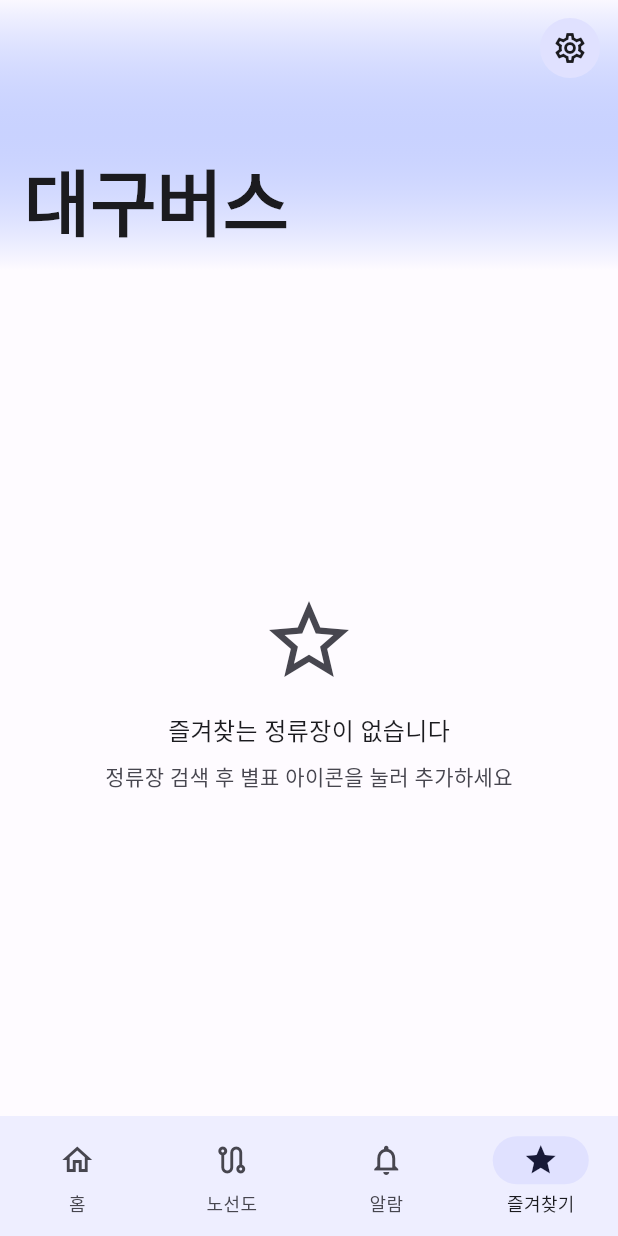
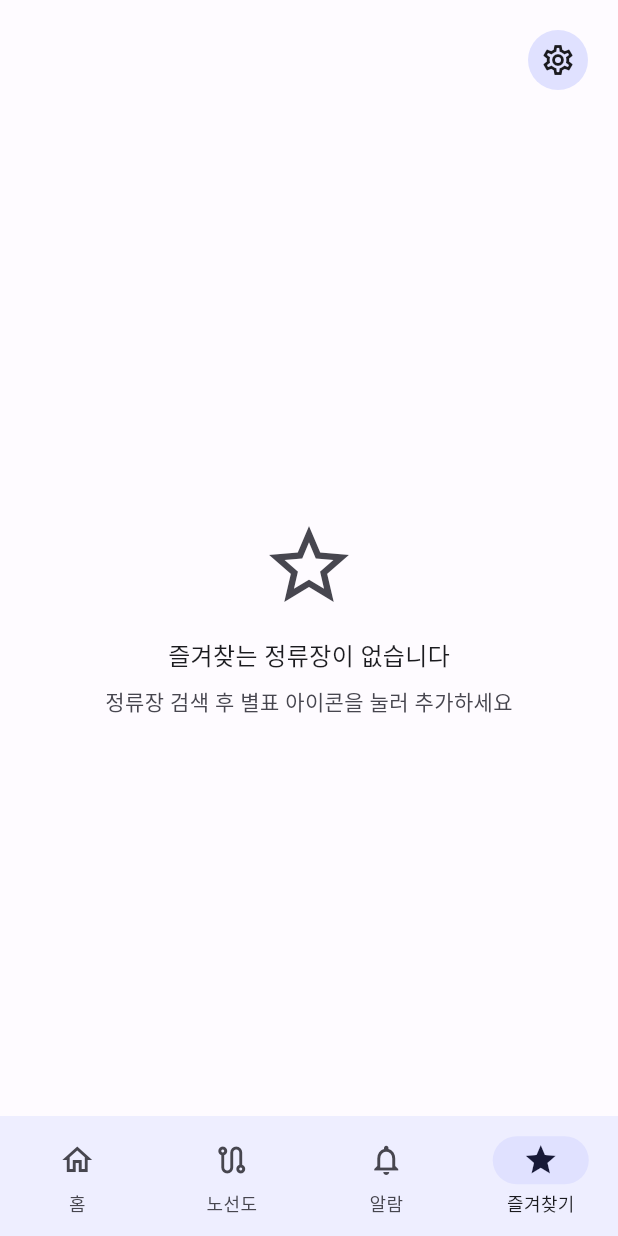
Before and after one commit to maskelog/Daegu_bus_flutter_app, a Flutter app: the screen it shows after launch, item 4 of the bottom bar chosen, on a phone screen of 412 x 824 dp. Run offline on Flutter 3.47's test engine with Material 3 defaults, Android fonts, the phone set to English and light mode, and no system bars; our stand-ins replace device_info_plus, dio, flutter_dotenv, flutter_local_notifications, flutter_tts, geolocator and 3 more; missing offline and left inert: android_alarm_manager_plus, workmanager; accounts and stored records are empty.

Commit message:
refactor(favorites_screen, home_screen, route_map_screen): Add settings button and improve layout for better user experience

```diff
--- a/lib/screens/favorites_screen.dart
+++ b/lib/screens/favorites_screen.dart
@@ -11,6 +11,7 @@ import '../models/bus_stop.dart';
 import '../models/bus_arrival.dart';
 import '../services/api_service.dart';
 import '../widgets/station_item.dart';
+import 'settings_screen.dart';
 
 class FavoritesScreen extends StatefulWidget {
   final List<BusStop> favoriteStops;
@@ -138,10 +139,37 @@ class _FavoritesScreenState extends State<FavoritesScreen> {
     final theme = Theme.of(context);
     final colorScheme = theme.colorScheme;
 
-    if (widget.favoriteStops.isEmpty) {
-      return Container(
+    return Column(
+      children: [
+        // 설정 버튼
+        SafeArea(
+          child: Padding(
+            padding: const EdgeInsets.all(16),
+            child: Row(
+              mainAxisAlignment: MainAxisAlignment.end,
+              children: [
+                IconButton.filledTonal(
+                  onPressed: () {
+                    Navigator.push(
+                      context,
+                      MaterialPageRoute(
+                          builder: (context) => const SettingsScreen()),
+                    );
+                  },
+                  icon: Icon(Icons.settings_outlined,
+                      color: colorScheme.onSurface),
+                  tooltip: '설정',
+                ),
+              ],
+            ),
+          ),
+        ),
+        // 메인 콘텐츠
+        Expanded(
+          child: Container(
             color: colorScheme.surface,
-        child: Center(
+            child: widget.favoriteStops.isEmpty
+                ? Center(
                     child: Column(
                       mainAxisSize: MainAxisSize.min,
                       children: [
@@ -150,29 +178,27 @@ class _FavoritesScreenState extends State<FavoritesScreen> {
                         const SizedBox(height: 16),
                         Text(
                           '즐겨찾는 정류장이 없습니다',
-                style: TextStyle(fontSize: 16, color: colorScheme.onSurface),
+                          style: TextStyle(
+                              fontSize: 16, color: colorScheme.onSurface),
                         ),
                         const SizedBox(height: 8),
                         Text(
                           '정류장 검색 후 별표 아이콘을 눌러 추가하세요',
                           style: TextStyle(
-                    fontSize: 14, color: colorScheme.onSurfaceVariant),
+                              fontSize: 14,
+                              color: colorScheme.onSurfaceVariant),
                         ),
                       ],
                     ),
-        ),
-      );
-    }
-
-    return Container(
-      color: colorScheme.surface,
-      child: ListView.builder(
+                  )
+                : ListView.builder(
                     padding: const EdgeInsets.all(16),
                     itemCount: widget.favoriteStops.length,
                     itemBuilder: (context, index) {
                       final station = widget.favoriteStops[index];
                       final isSelected = _selectedStop?.id == station.id;
-          final stationArrivals = _stationArrivals[station.id] ?? [];
+                      final stationArrivals =
+                          _stationArrivals[station.id] ?? [];
                       final isLoading = _isLoadingMap[station.id] ?? false;
                       final error = _errorMap[station.id];
 
@@ -182,7 +208,8 @@ class _FavoritesScreenState extends State<FavoritesScreen> {
                           StationItem(
                             station: station,
                             isSelected: isSelected,
-                isTracking: _stationTrackingStatus[station.id] ?? false,
+                            isTracking:
+                                _stationTrackingStatus[station.id] ?? false,
                             onTap: () {
                               setState(() {
                                 if (_selectedStop?.id == station.id) {
@@ -196,7 +223,8 @@ class _FavoritesScreenState extends State<FavoritesScreen> {
                               });
                               widget.onStopSelected(station);
                             },
-                onFavoriteToggle: () => widget.onFavoriteToggle(station),
+                            onFavoriteToggle: () =>
+                                widget.onFavoriteToggle(station),
                             onTrackingToggle: () {
                               final isTracking =
                                   _stationTrackingStatus[station.id] ?? false;
@@ -209,7 +237,8 @@ class _FavoritesScreenState extends State<FavoritesScreen> {
                           ),
                           if (isSelected)
                             Padding(
-                  padding: const EdgeInsets.only(left: 12, top: 8, bottom: 16),
+                              padding: const EdgeInsets.only(
+                                  left: 12, top: 8, bottom: 16),
                               child: SizedBox(
                                 height: 300,
                                 child: Column(
@@ -229,14 +258,17 @@ class _FavoritesScreenState extends State<FavoritesScreen> {
                                           child: Column(
                                             children: [
                                               Icon(Icons.error_outline,
-                                      size: 32, color: colorScheme.error),
+                                                  size: 32,
+                                                  color: colorScheme.error),
                                               const SizedBox(height: 8),
                                               Text(error,
-                                      style:
-                                          TextStyle(color: colorScheme.error)),
+                                                  style: TextStyle(
+                                                      color:
+                                                          colorScheme.error)),
                                               TextButton(
                                                 onPressed: () =>
-                                        _loadStationArrivals(station),
+                                                    _loadStationArrivals(
+                                                        station),
                                                 child: const Text('다시 시도'),
                                               ),
                                             ],
@@ -248,8 +280,9 @@ class _FavoritesScreenState extends State<FavoritesScreen> {
                                         child: Padding(
                                           padding: const EdgeInsets.all(16.0),
                                           child: Text('도착 예정 버스가 없습니다',
-                                  style:
-                                      TextStyle(color: colorScheme.onSurface)),
+                                              style: TextStyle(
+                                                  color:
+                                                      colorScheme.onSurface)),
                                         ),
                                       )
                                     else
@@ -258,20 +291,24 @@ class _FavoritesScreenState extends State<FavoritesScreen> {
                                           thickness: 6.0,
                                           radius: const Radius.circular(10),
                                           child: ListView.builder(
-                                physics: const BouncingScrollPhysics(),
+                                            physics:
+                                                const BouncingScrollPhysics(),
                                             padding: EdgeInsets.zero,
                                             itemCount: stationArrivals.length,
                                             itemBuilder: (context, idx) {
-                                  final busArrival = stationArrivals[idx];
+                                              final busArrival =
+                                                  stationArrivals[idx];
                                               return UnifiedBusDetailWidget(
                                                 busArrival: busArrival,
                                                 stationName: station.name,
                                                 stationId: station.id,
                                                 isCompact: true,
-                                    onTap: () => showUnifiedBusDetailModal(
+                                                onTap: () =>
+                                                    showUnifiedBusDetailModal(
                                                   context,
                                                   busArrival,
-                                      station.stationId ?? station.id,
+                                                  station.stationId ??
+                                                      station.id,
                                                   station.name,
                                                 ),
                                               );
@@ -289,6 +326,9 @@ class _FavoritesScreenState extends State<FavoritesScreen> {
                       );
                     },
                   ),
+          ),
+        ),
+      ],
     );
   }
 
--- a/lib/screens/home_screen.dart
+++ b/lib/screens/home_screen.dart
@@ -336,64 +336,21 @@ class _HomeScreenState extends State<HomeScreen> {
 
     return Scaffold(
       backgroundColor: colorScheme.surface,
-      body: CustomScrollView(
-        slivers: [
-          // Material 3 스타일 AppBar
-          SliverAppBar.large(
-            backgroundColor: colorScheme.surface,
-            surfaceTintColor: colorScheme.surfaceTint,
-            foregroundColor: colorScheme.onSurface,
-            elevation: 0,
-            pinned: true,
-            expandedHeight: 180,
-            flexibleSpace: FlexibleSpaceBar(
-              titlePadding: const EdgeInsets.only(left: 16, bottom: 16),
-              title: Text(
-                '대구버스',
-                style: theme.textTheme.headlineLarge?.copyWith(
-                  color: colorScheme.onSurface,
-                  fontWeight: FontWeight.w600,
-                ),
-              ),
-              background: Container(
-                decoration: BoxDecoration(
-                  gradient: LinearGradient(
-                    begin: Alignment.topCenter,
-                    end: Alignment.bottomCenter,
-                    colors: [
-                      colorScheme.primary.withAlpha(5),
-                      colorScheme.surface,
-                    ],
-                  ),
-                ),
-              ),
-            ),
-            actions: [
-              // Material 3 스타일 설정 버튼
-              IconButton.filledTonal(
-                onPressed: () {
-                  Navigator.push(
-                    context,
-                    MaterialPageRoute(
-                        builder: (context) => const SettingsScreen()),
-                  );
-                },
-                icon:
-                    Icon(Icons.settings_outlined, color: colorScheme.onSurface),
-                tooltip: '설정',
-              ),
-              const SizedBox(width: 8),
-            ],
-          ),
-
-          // 검색 필드 (Material 3 스타일) - 홈 탭에서만 표시
+      body: Column(
+        children: [
+          // 검색 필드와 설정 버튼을 같은 줄에 배치 - 홈 탭에서만 표시
           if (_currentIndex == 0)
-            SliverToBoxAdapter(
+            SafeArea(
               child: Padding(
                 padding: const EdgeInsets.all(16),
+                child: Row(
+                  children: [
+                    // 검색 필드
+                    Expanded(
                       child: Container(
                         decoration: BoxDecoration(
-                    color: colorScheme.surfaceContainerHighest.withAlpha(40),
+                          color:
+                              colorScheme.surfaceContainerHighest.withAlpha(40),
                           borderRadius: BorderRadius.circular(16),
                           border: Border.all(
                             color: colorScheme.outline.withAlpha(20),
@@ -434,7 +391,8 @@ class _HomeScreenState extends State<HomeScreen> {
                                   Expanded(
                                     child: Text(
                                       "정류장 이름 또는 번호 검색 (예: 동대구역, 2001)",
-                                style: theme.textTheme.bodyMedium?.copyWith(
+                                      style:
+                                          theme.textTheme.bodyMedium?.copyWith(
                                         color: colorScheme.onSurfaceVariant,
                                       ),
                                     ),
@@ -446,6 +404,23 @@ class _HomeScreenState extends State<HomeScreen> {
                         ),
                       ),
                     ),
+                    const SizedBox(width: 12),
+                    // 설정 버튼
+                    IconButton.filledTonal(
+                      onPressed: () {
+                        Navigator.push(
+                          context,
+                          MaterialPageRoute(
+                              builder: (context) => const SettingsScreen()),
+                        );
+                      },
+                      icon: Icon(Icons.settings_outlined,
+                          color: colorScheme.onSurface),
+                      tooltip: '설정',
+                    ),
+                  ],
+                ),
+              ),
             ),
 
           // 활성 알람 패널 - 홈 탭에서만 표시
@@ -453,20 +428,18 @@ class _HomeScreenState extends State<HomeScreen> {
             Consumer<AlarmService>(
               builder: (context, alarmService, child) {
                 return alarmService.activeAlarms.isNotEmpty
-                    ? const SliverToBoxAdapter(
-                        child: Padding(
+                    ? const Padding(
                         padding: EdgeInsets.symmetric(horizontal: 16),
                         child: ActiveAlarmPanel(),
-                        ),
                       )
-                    : const SliverToBoxAdapter(child: SizedBox.shrink());
+                    : const SizedBox.shrink();
               },
             ),
 
           // 내용
-          if (_isLoading)
-            SliverFillRemaining(
-              child: Center(
+          Expanded(
+            child: _isLoading
+                ? Center(
                     child: Column(
                       mainAxisAlignment: MainAxisAlignment.center,
                       children: [
@@ -480,11 +453,9 @@ class _HomeScreenState extends State<HomeScreen> {
                         ),
                       ],
                     ),
-              ),
                   )
-          else if (_errorMessage != null)
-            SliverFillRemaining(
-              child: Center(
+                : _errorMessage != null
+                    ? Center(
                         child: Column(
                           mainAxisAlignment: MainAxisAlignment.center,
                           children: [
@@ -508,10 +479,9 @@ class _HomeScreenState extends State<HomeScreen> {
                             ),
                           ],
                         ),
+                      )
+                    : _buildTabContent(),
           ),
-            )
-          else
-            ..._buildTabContent(),
         ],
       ),
       // Material 3 스타일 NavigationBar
@@ -554,39 +524,21 @@ class _HomeScreenState extends State<HomeScreen> {
     );
   }
 
-  List<Widget> _buildTabContent() {
+  Widget _buildTabContent() {
     final colorScheme = Theme.of(context).colorScheme;
     switch (_currentIndex) {
       case 0: // 홈 탭 - 즐겨찾기와 주변정류장 실시간 도착 정보 표시
-        return [
-          SliverFillRemaining(
-              child: Container(
-                  color: colorScheme.surface, child: _buildNearbyTab()))
-        ];
+        return Container(color: colorScheme.surface, child: _buildNearbyTab());
       case 1: // 노선도 탭
-        return [
-          SliverFillRemaining(
-              child: Container(
-                  color: colorScheme.surface, child: _buildRouteMapTab()))
-        ];
+        return Container(
+            color: colorScheme.surface, child: _buildRouteMapTab());
       case 2: // 알람 탭
-        return [
-          SliverFillRemaining(
-              child: Container(
-                  color: colorScheme.surface, child: _buildAlarmTab()))
-        ];
+        return Container(color: colorScheme.surface, child: _buildAlarmTab());
       case 3: // 즐겨찾기 탭
-        return [
-          SliverFillRemaining(
-              child: Container(
-                  color: colorScheme.surface, child: _buildFavoritesTab()))
-        ];
+        return Container(
+            color: colorScheme.surface, child: _buildFavoritesTab());
       default:
-        return [
-          SliverFillRemaining(
-              child: Container(
-                  color: colorScheme.surface, child: _buildNearbyTab()))
-        ];
+        return Container(color: colorScheme.surface, child: _buildNearbyTab());
     }
   }
 
--- a/lib/screens/route_map_screen.dart
+++ b/lib/screens/route_map_screen.dart
@@ -5,6 +5,7 @@ import '../models/route_station.dart';
 import '../services/api_service.dart';
 import '../widgets/compact_bus_card.dart';
 import '../models/bus_arrival.dart';
+import 'settings_screen.dart';
 
 class RouteMapScreen extends StatefulWidget {
   const RouteMapScreen({super.key});
@@ -257,27 +258,34 @@ class _RouteMapScreenState extends State<RouteMapScreen> {
       backgroundColor: colorScheme.surface,
       body: Column(
         children: [
-          Padding(
+          SafeArea(
+            child: Padding(
               padding: const EdgeInsets.all(16),
+              child: Row(
+                children: [
+                  // 검색 필드
+                  Expanded(
                     child: Container(
                       decoration: BoxDecoration(
                         borderRadius: BorderRadius.circular(16),
-                color:
-                    colorScheme.surfaceContainerHighest.withValues(alpha: 0.4),
+                        color: colorScheme.surfaceContainerHighest
+                            .withValues(alpha: 0.4),
                       ),
                       child: TextField(
                         controller: _searchController,
                         onChanged: _searchRoutes,
                         decoration: InputDecoration(
                           hintText: '버스 노선번호 검색 (예: 503, 급행1)',
-                  hintStyle: TextStyle(color: colorScheme.onSurfaceVariant),
-                  prefixIcon: Icon(Icons.search, color: colorScheme.primary),
+                          hintStyle:
+                              TextStyle(color: colorScheme.onSurfaceVariant),
+                          prefixIcon:
+                              Icon(Icons.search, color: colorScheme.primary),
                           border: OutlineInputBorder(
                             borderRadius: BorderRadius.circular(16),
                             borderSide: BorderSide.none,
                           ),
-                  contentPadding:
-                      const EdgeInsets.symmetric(vertical: 16, horizontal: 16),
+                          contentPadding: const EdgeInsets.symmetric(
+                              vertical: 16, horizontal: 16),
                           suffixIcon: _searchController.text.isNotEmpty
                               ? IconButton(
                                   icon: Icon(Icons.clear,
@@ -289,6 +297,24 @@ class _RouteMapScreenState extends State<RouteMapScreen> {
                                 )
                               : null,
                         ),
+                      ),
+                    ),
+                  ),
+                  const SizedBox(width: 12),
+                  // 설정 버튼
+                  IconButton.filledTonal(
+                    onPressed: () {
+                      Navigator.push(
+                        context,
+                        MaterialPageRoute(
+                            builder: (context) => const SettingsScreen()),
+                      );
+                    },
+                    icon: Icon(Icons.settings_outlined,
+                        color: colorScheme.onSurface),
+                    tooltip: '설정',
+                  ),
+                ],
               ),
             ),
           ),
```
Lines whose indentation alone changed are shown as unchanged.
